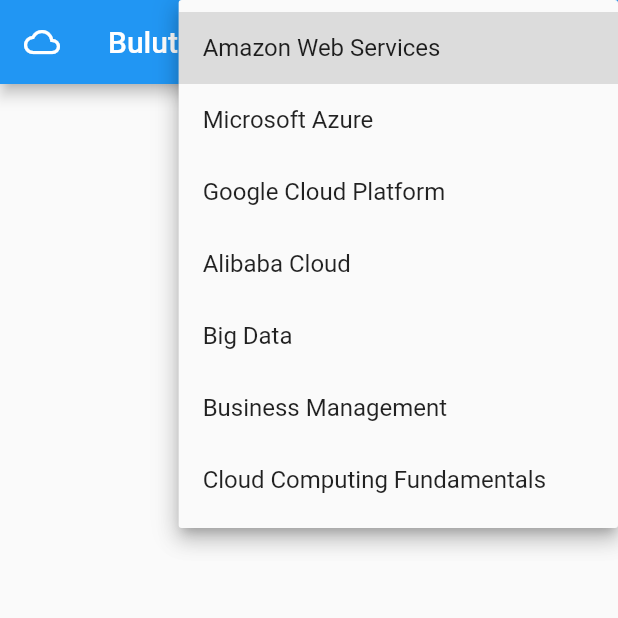
After one commit to melikegoncu/bulutegitim, a Flutter app: the HomeWebScreen screen opened directly, after a tap on "Amazon Web Services", on a phone screen of 412 x 824 dp, the top half of it. The commit adds this screen. Run offline on Flutter 3.47's test engine with Material 2 defaults, Android fonts, the phone set to English and light mode, and no system bars; our stand-ins replace firebase_auth, firebase_core; accounts and stored records are empty.

Commit message:
Web pages started

```diff
--- a/lib/screens/auth/auth.dart
+++ b/lib/screens/auth/auth.dart
@@ -1,4 +1,4 @@
-import 'package:bulutegitim/screens/auth/sign_in.dart';
+import 'package:bulutegitim/screens/auth/sign_in_mobile.dart';
 import 'package:flutter/material.dart';
 
 class Auth extends StatefulWidget {
--- /dev/null
+++ b/lib/screens/home/home_web.dart
@@ -0,0 +1,54 @@
+import 'package:flutter/material.dart';
+
+class HomeWebScreen extends StatefulWidget {
+  const HomeWebScreen({ Key? key }) : super(key: key);
+
+  @override
+  State<HomeWebScreen> createState() => _HomeWebScreenState();
+}
+
+class _HomeWebScreenState extends State<HomeWebScreen> {
+  String? _value= "AWS";
+  @override
+  Widget build(BuildContext context) {
+    return Scaffold(
+      appBar: AppBar(leading: const Icon(    Icons.cloud_outlined,  ),
+      title: const Text("Bulut Eğitim"),
+      actions: <Widget>[
+        DropdownButton<String>(
+          disabledHint:const Text("Choose an item"),
+        value: _value,
+        items: const <DropdownMenuItem<String>>[
+           DropdownMenuItem(
+            child:  Text('Amazon Web Services'),
+            value: 'AWS',
+          ),
+           DropdownMenuItem(
+            child:  Text('Microsoft Azure'),
+            value: 'MicrosoftAzure',
+          ), DropdownMenuItem(
+            child:  Text('Google Cloud Platform'),
+            value: 'GoogleCloudPlatform',
+          ), DropdownMenuItem(
+            child: Text('Alibaba Cloud'),
+            value: 'AlibabaCloud',
+          ), DropdownMenuItem(
+            child: Text('Big Data'),
+            value: 'BigData',
+          ), DropdownMenuItem(
+            child: Text('Business Management'),
+            value: 'BusinessManagement',
+          ), DropdownMenuItem(
+            child: Text('Cloud Computing Fundamentals'),
+            value: 'CloudComputingFundamentals',
+          ),
+        ],
+        onChanged: (String? value) {
+          setState(() => _value = value);
+        },
+      ),
+      ],
+      ),
+    );
+  }
+}
--- a/lib/screens/wrapper.dart
+++ b/lib/screens/wrapper.dart
@@ -1,4 +1,4 @@
-import 'package:bulutegitim/screens/auth/sign_in.dart';
+import 'package:bulutegitim/screens/auth/sign_in_mobile.dart';
 import 'package:flutter/material.dart';
 
 class Wrapper extends StatelessWidget {
```
Also changed, not shown: lib/main.dart (+4 -3 lines), lib/screens/auth/sign_in_mobile.dart (renamed from lib/screens/auth/sign_up.dart, +26 -39 lines), lib/screens/auth/sign_in_web.dart (added, +84 -0 lines), lib/screens/auth/sign_up_mobile.dart (renamed from lib/screens/auth/sign_in.dart, +39 -26 lines), assets/weblogin.png (added), lib/screens/home/home_mobile.dart (renamed from lib/screens/home/home.dart).
